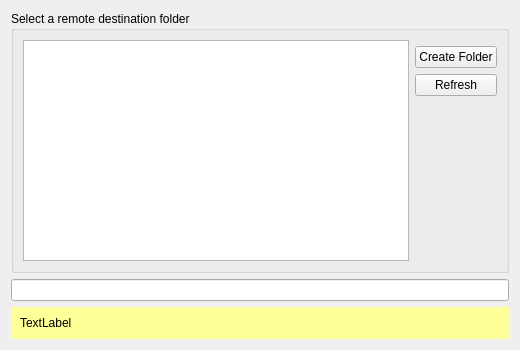
First picture: the form in src/gui/folderwizardtargetpage.ui, repository reberthkss/ResultCloud, before the edit.
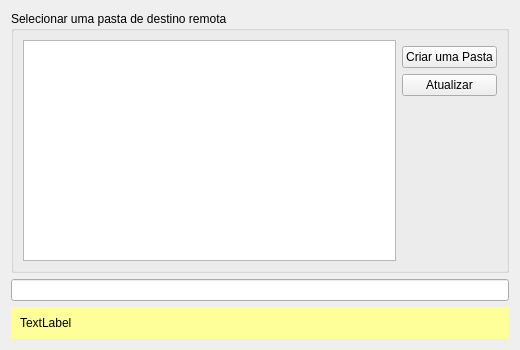
Second picture: the form after the edit.

What changed in the file:
```diff
--- a/src/gui/folderwizardtargetpage.ui
+++ b/src/gui/folderwizardtargetpage.ui
@@ -128,7 +128,7 @@
    <item row="0" column="0">
     <widget class="QGroupBox" name="groupBox">
      <property name="title">
-      <string>Select a remote destination folder</string>
+      <string>Selecionar uma pasta de destino remota</string>
      </property>
      <property name="flat">
       <bool>true</bool>
@@ -140,7 +140,7 @@
       <item row="1" column="1">
        <widget class="QPushButton" name="addFolderButton">
         <property name="text">
-         <string>Create Folder</string>
+         <string>Criar uma Pasta</string>
         </property>
        </widget>
       </item>
@@ -160,7 +160,7 @@
       <item row="2" column="1">
        <widget class="QPushButton" name="refreshButton">
         <property name="text">
-         <string>Refresh</string>
+         <string>Atualizar</string>
         </property>
        </widget>
       </item>
@@ -174,7 +174,7 @@
         </property>
         <column>
          <property name="text">
-          <string>Folders</string>
+          <string>Pastas</string>
          </property>
         </column>
        </widget>
```
